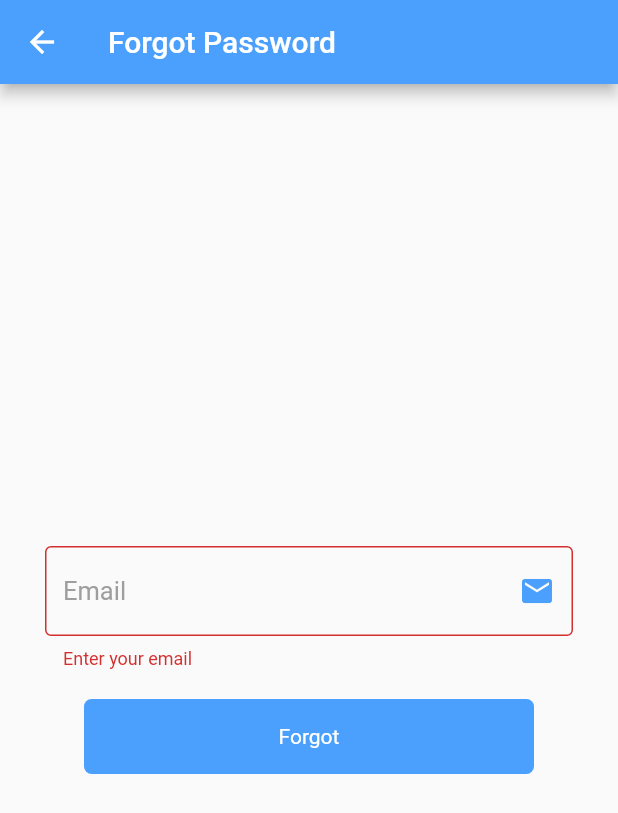
After one commit to osama355/FYP, a Flutter app: the ForgotPasswordScreen screen opened directly, after a tap on "Forgot", on a phone screen of 412 x 824 dp. The commit adds this screen. Shown: the top 813 px of the screen. Run offline on Flutter 3.47's test engine with Material 2 defaults, Android fonts, the phone set to English and light mode, and no system bars; our stand-ins replace cloud_firestore, firebase_auth, firebase_core, firebase_database, fluttertoast; accounts and stored records are empty.

Commit message:
add forget pass

```diff
--- a/lib/firebase_services/splash_services.dart
+++ b/lib/firebase_services/splash_services.dart
@@ -1,6 +1,6 @@
 import 'dart:async';
 import 'package:drive_sharing_app/screens/getting_started.dart';
-import 'package:drive_sharing_app/screens/driver/driver_post_screen.dart';
+import 'package:drive_sharing_app/screens/driver/driverscreens/driver_post_screen.dart';
 import 'package:firebase_auth/firebase_auth.dart';
 import 'package:flutter/material.dart';
 
--- a/lib/screens/driver/drive_signup_screen.dart
+++ b/lib/screens/driver/auth/drive_signup_screen.dart
@@ -1,4 +1,4 @@
-import 'package:drive_sharing_app/screens/driver/driver_login_screen.dart';
+import 'package:drive_sharing_app/screens/driver/auth/driver_login_screen.dart';
 import 'package:drive_sharing_app/utils/utils.dart';
 import 'package:drive_sharing_app/widgets/round_button.dart';
 import 'package:firebase_auth/firebase_auth.dart';
@@ -60,8 +60,8 @@ class _DriveSignUp extends State<DriveSignUp> {
       conPassController.clear();
       passController.clear();
       phoneController.clear();
-      Navigator.push(context,
-          MaterialPageRoute(builder: (context) => const DriveLoginScreen()));
+      // Navigator.push(context,
+      //     MaterialPageRoute(builder: (context) => const DriveLoginScreen()));
     }).onError((error, stackTrace) {
       Utils().toastMessage(error.toString());
       setState(() {
--- /dev/null
+++ b/lib/screens/driver/auth/forgot_passowrd.dart
@@ -0,0 +1,79 @@
+import 'package:drive_sharing_app/utils/utils.dart';
+import 'package:drive_sharing_app/widgets/round_button.dart';
+import 'package:firebase_auth/firebase_auth.dart';
+import 'package:flutter/material.dart';
+
+class ForgotPasswordScreen extends StatefulWidget {
+  const ForgotPasswordScreen({super.key});
+
+  @override
+  State<ForgotPasswordScreen> createState() => _ForgotPasswordScreenState();
+}
+
+class _ForgotPasswordScreenState extends State<ForgotPasswordScreen> {
+  final _formKey = GlobalKey<FormState>();
+  final emailController = TextEditingController();
+  final auth = FirebaseAuth.instance;
+
+  @override
+  Widget build(BuildContext context) {
+    return Scaffold(
+      appBar: AppBar(
+        backgroundColor: const Color(0xff4BA0FE),
+        title: const Text("Forgot Password"),
+      ),
+      body: Padding(
+        padding: const EdgeInsets.symmetric(horizontal: 30),
+        child: Form(
+          key: _formKey,
+          child: Column(
+            mainAxisAlignment: MainAxisAlignment.center,
+            crossAxisAlignment: CrossAxisAlignment.center,
+            children: [
+              TextFormField(
+                controller: emailController,
+                validator: (value) {
+                  if (value!.isEmpty) {
+                    return 'Enter your email';
+                  }
+                  if (!RegExp(r'^[a-zA-Z0-9.]+@[a-zA-Z0-9]+\.[a-zA-Z]+$')
+                      .hasMatch(value)) {
+                    return 'Enter correct email';
+                  }
+                  return null;
+                },
+                decoration: const InputDecoration(
+                  border: OutlineInputBorder(),
+                  hintText: "Email",
+                  hintStyle: TextStyle(color: Colors.grey, fontSize: 17.0),
+                  suffixIcon: Icon(
+                    Icons.email,
+                    color: Color(0xff4BA0FE),
+                  ),
+                ),
+              ),
+              const SizedBox(
+                height: 20,
+              ),
+              RoundButton(
+                  title: "Forgot",
+                  onTap: () {
+                    if (_formKey.currentState!.validate()) {
+                      auth
+                          .sendPasswordResetEmail(
+                              email: emailController.text.toString())
+                          .then((value) {
+                        Utils().toastMessage(
+                            "We have sent email to recover password, please check email");
+                      }).onError((error, stackTrace) {
+                        Utils().toastMessage(error.toString());
+                      });
+                    }
+                  })
+            ],
+          ),
+        ),
+      ),
+    );
+  }
+}
--- a/lib/screens/driver/main_driver_signup.dart
+++ b/lib/screens/driver/auth/main_driver_signup.dart
@@ -1,7 +1,7 @@
-import 'package:drive_sharing_app/screens/driver/driver_login_screen.dart';
+import 'package:drive_sharing_app/screens/driver/auth/driver_login_screen.dart';
 import 'package:drive_sharing_app/screens/getting_started.dart';
 import 'package:flutter/material.dart';
-import 'package:drive_sharing_app/screens/driver/drive_signup_screen.dart';
+import 'package:drive_sharing_app/screens/driver/auth/drive_signup_screen.dart';
 
 class SignUp extends StatefulWidget {
   const SignUp({super.key});
--- a/lib/screens/getting_started.dart
+++ b/lib/screens/getting_started.dart
@@ -1,5 +1,5 @@
-import 'package:drive_sharing_app/screens/pessenger/pess_login.dart';
-import 'package:drive_sharing_app/screens/driver/main_driver_signup.dart';
+import 'package:drive_sharing_app/screens/pessenger/auth/pess_login.dart';
+import 'package:drive_sharing_app/screens/driver/auth/main_driver_signup.dart';
 import 'package:flutter/material.dart';
 import 'package:flutter/services.dart';
 
--- a/lib/screens/pessenger/pess_login.dart
+++ b/lib/screens/pessenger/auth/pess_login.dart
@@ -1,5 +1,5 @@
 import 'package:drive_sharing_app/screens/getting_started.dart';
-import 'package:drive_sharing_app/screens/pessenger/verify_mbl_code.dart';
+import 'package:drive_sharing_app/screens/pessenger/auth/verify_mbl_code.dart';
 import 'package:drive_sharing_app/utils/utils.dart';
 import 'package:firebase_auth/firebase_auth.dart';
 import 'package:flutter/material.dart';
@@ -74,7 +74,7 @@ class _PessengerLoginState extends State<PessengerLogin> {
                   },
                   decoration: const InputDecoration(
                     border: OutlineInputBorder(),
-                    hintText: "Phone Number",
+                    hintText: "+923012587759",
                     hintStyle: TextStyle(
                         color: Color.fromARGB(255, 162, 150, 150),
                         fontSize: 17.0),
@@ -162,7 +162,7 @@ class _PessengerLoginState extends State<PessengerLogin> {
                             });
                           });
                     }
-                  })
+                  }),
             ],
           ),
         ),
--- a/lib/screens/pessenger/verify_mbl_code.dart
+++ b/lib/screens/pessenger/auth/verify_mbl_code.dart
@@ -1,8 +1,8 @@
-import 'package:drive_sharing_app/screens/pessenger/pess_post_screen.dart';
+import 'package:drive_sharing_app/screens/pessenger/pessengerscreen/pess_post_screen.dart';
 import 'package:drive_sharing_app/utils/utils.dart';
 import 'package:firebase_auth/firebase_auth.dart';
 import 'package:flutter/material.dart';
-import '../../widgets/round_button.dart';
+import '../../../widgets/round_button.dart';
 
 class VerifyMblCodeScreen extends StatefulWidget {
   final String verificationId;
```
Also changed, not shown: lib/screens/driver/auth/driver_login_screen.dart (renamed from lib/screens/driver/driver_login_screen.dart, +17 -1 lines), lib/screens/driver/driverscreens/driver_post_screen.dart (renamed from lib/screens/pessenger/pess_post_screen.dart, +9 -10 lines), lib/screens/pessenger/pessengerscreen/pess_post_screen.dart (renamed from lib/screens/driver/driver_post_screen.dart, +10 -9 lines).
